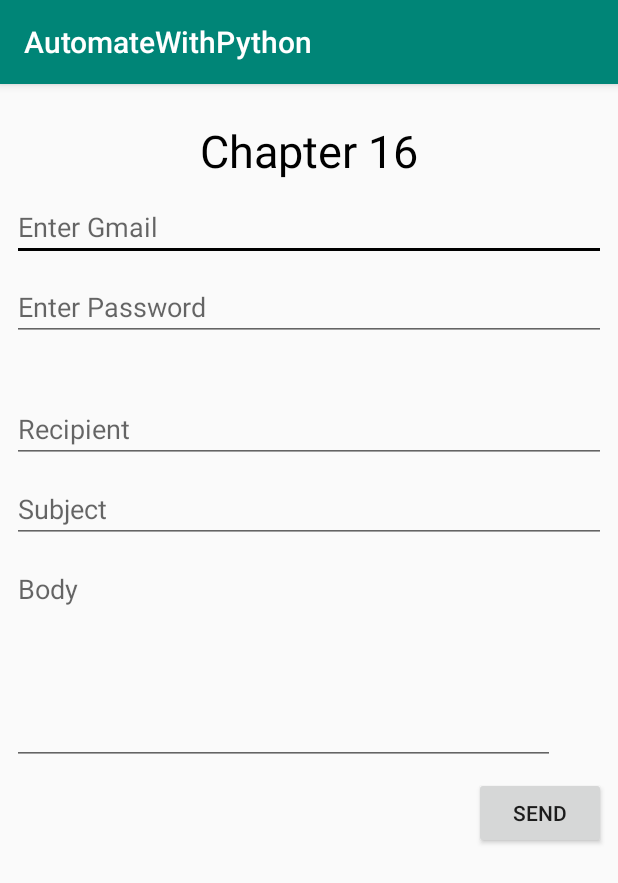
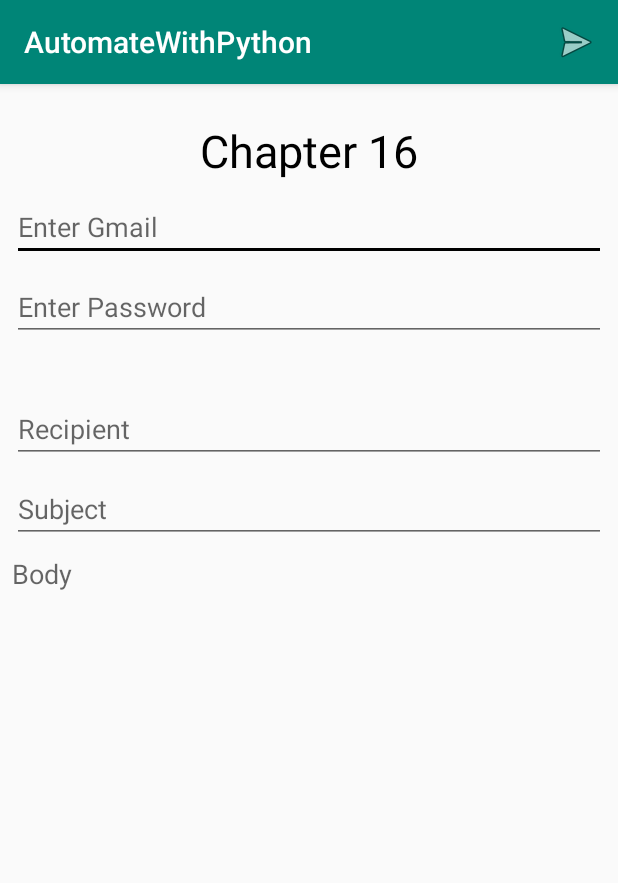
Before and after one commit to theapphideaway/AutomateWithPython, an Android app: the ChapterSixteenActivity screen opened directly, with no data from a screen before it, on a phone screen of 412 x 824 dp. Shown: the top 883 px of the screen. Run offline under Robolectric (Android 15) with nearby library versions, the phone set to English and light mode, and no system bars; libraries missing offline, so code that uses them is left out: com.chaquo.python.

Commit message:
Added updated layout for chapter 16

```diff
--- a/app/src/main/java/com/theapphideaway/automatewithpython/Chapters/ChapterSixteenActivity.kt
+++ b/app/src/main/java/com/theapphideaway/automatewithpython/Chapters/ChapterSixteenActivity.kt
@@ -2,6 +2,8 @@ package com.theapphideaway.automatewithpython.Chapters
 
 import android.support.v7.app.AppCompatActivity
 import android.os.Bundle
+import android.view.Menu
+import android.view.MenuItem
 import android.widget.Toast
 import com.chaquo.python.Python
 import com.theapphideaway.automatewithpython.R
@@ -15,8 +17,20 @@ class ChapterSixteenActivity : AppCompatActivity() {
     override fun onCreate(savedInstanceState: Bundle?) {
         super.onCreate(savedInstanceState)
         setContentView(R.layout.activity_chapter_sixteen)
+    }
 
-        send_button.setOnClickListener {
+    override fun onCreateOptionsMenu(menu: Menu?): Boolean {
+
+        menuInflater.inflate(R.menu.menu_chapter_sixteen, menu)
+
+        return super.onCreateOptionsMenu(menu)
+    }
+
+    override fun onOptionsItemSelected(item: MenuItem?): Boolean {
+
+        if(item != null){
+            when(item.itemId){
+                R.id.send_button_item ->{
 
                     var username = username_edit_text.text.toString()
                     var password = password_edit_text.text.toString()
@@ -30,3 +44,7 @@ class ChapterSixteenActivity : AppCompatActivity() {
                 }
             }
         }
+
+        return super.onOptionsItemSelected(item)
+    }
+}
--- a/app/src/main/res/layout/activity_chapter_sixteen.xml
+++ b/app/src/main/res/layout/activity_chapter_sixteen.xml
@@ -1,5 +1,6 @@
 <?xml version="1.0" encoding="utf-8"?>
-<android.support.constraint.ConstraintLayout
+<LinearLayout
+        android:orientation="vertical"
         xmlns:android="http://schemas.android.com/apk/res/android"
         xmlns:tools="http://schemas.android.com/tools"
         xmlns:app="http://schemas.android.com/apk/res-auto"
@@ -12,7 +13,6 @@
             android:layout_width="match_parent"
             android:layout_height="wrap_content"
             android:id="@+id/chapter_heading12" android:layout_marginTop="24dp"
-            app:layout_constraintTop_toTopOf="parent" app:layout_constraintStart_toStartOf="parent"
             android:textColor="@color/colorAccent" android:textSize="30sp"
             android:gravity="center"/>
     <EditText
@@ -21,20 +21,25 @@
             android:inputType="textPersonName"
             android:ems="10"
             android:id="@+id/username_edit_text" android:layout_marginStart="8dp"
-            app:layout_constraintStart_toStartOf="parent"
             android:hint="Enter Gmail" android:layout_marginEnd="8dp"
-            app:layout_constraintEnd_toEndOf="parent" app:layout_constraintHorizontal_bias="0.0"
-            android:layout_marginTop="8dp" app:layout_constraintTop_toBottomOf="@+id/chapter_heading12"/>
+            android:layout_marginTop="8dp"/>
     <EditText
             android:layout_width="match_parent"
             android:layout_height="wrap_content"
             android:inputType="textPassword"
             android:ems="10"
             android:id="@+id/password_edit_text" android:layout_marginStart="8dp"
-            app:layout_constraintStart_toStartOf="parent"
             android:hint="Enter Password" android:layout_marginEnd="8dp"
-            app:layout_constraintEnd_toEndOf="parent" app:layout_constraintHorizontal_bias="0.0"
-            android:layout_marginTop="8dp" app:layout_constraintTop_toBottomOf="@+id/username_edit_text"/>
+            android:layout_marginTop="8dp" />
+    <EditText
+            android:layout_width="match_parent"
+            android:layout_height="wrap_content"
+            android:inputType="textPersonName"
+            android:ems="10"
+            android:id="@+id/recipient_edit_text"
+            android:layout_marginStart="8dp"
+            android:hint="Recipient" android:layout_marginEnd="8dp"
+            android:layout_marginTop="36dp"/>
     <EditText
             android:layout_width="match_parent"
             android:layout_height="wrap_content"
@@ -43,34 +48,20 @@
             android:id="@+id/subject_edit_text" android:layout_marginStart="8dp"
             app:layout_constraintStart_toStartOf="parent"
             android:hint="Subject" android:layout_marginEnd="8dp"
-            app:layout_constraintEnd_toEndOf="parent" app:layout_constraintHorizontal_bias="0.0"
-            android:layout_marginTop="8dp" app:layout_constraintTop_toBottomOf="@+id/recipient_edit_text"/>
+            app:layout_constraintEnd_toEndOf="parent"
+            android:layout_marginTop="8dp" />
+
     <EditText
             android:layout_width="match_parent"
-            android:layout_height="wrap_content"
-            android:inputType="textPersonName"
+            android:layout_height="match_parent"
+            android:inputType="textMultiLine"
             android:ems="10"
-            android:id="@+id/recipient_edit_text" android:layout_marginStart="8dp"
-            app:layout_constraintStart_toStartOf="parent"
-            android:hint="Recipient" android:layout_marginEnd="8dp"
-            app:layout_constraintEnd_toEndOf="parent" app:layout_constraintHorizontal_bias="0.0"
-            android:layout_marginTop="36dp" app:layout_constraintTop_toBottomOf="@+id/password_edit_text"/>
-    <EditText
-            android:layout_width="362dp"
-            android:layout_height="140dp"
-            android:inputType="textPersonName"
-            android:ems="10"
-            android:id="@+id/body_edit_text" android:layout_marginStart="8dp"
-            app:layout_constraintStart_toStartOf="parent"
-            android:hint="Body" android:layout_marginEnd="8dp"
-            app:layout_constraintEnd_toEndOf="parent" app:layout_constraintHorizontal_bias="0.0"
-            android:layout_marginTop="8dp" app:layout_constraintTop_toBottomOf="@+id/subject_edit_text"
-            android:gravity="top"/>
-    <Button
-            android:text="send"
-            android:layout_width="wrap_content"
-            android:layout_height="wrap_content"
-            android:id="@+id/send_button" android:layout_marginTop="8dp"
-            app:layout_constraintTop_toBottomOf="@+id/body_edit_text" app:layout_constraintEnd_toEndOf="parent"
-            android:layout_marginEnd="8dp"/>
-</android.support.constraint.ConstraintLayout>
+            android:id="@+id/body_edit_text"
+            android:layout_marginStart="8dp"
+            android:hint="Body"
+            android:layout_marginEnd="8dp"
+            android:layout_marginTop="8dp"
+            android:gravity="top"
+            android:background="@null"
+    />
+</LinearLayout>
--- a/app/src/main/res/layout/activity_chapter_three.xml
+++ b/app/src/main/res/layout/activity_chapter_three.xml
@@ -39,7 +39,8 @@
             android:id="@+id/exception_text" app:layout_constraintStart_toStartOf="parent"
             android:layout_marginStart="16dp"
             android:textColor="@color/colorAccent" android:layout_marginTop="8dp"
-            app:layout_constraintTop_toBottomOf="@+id/exception_edit_text"/>
+            app:layout_constraintTop_toBottomOf="@+id/exception_edit_text" app:layout_constraintEnd_toEndOf="parent"
+            android:layout_marginEnd="8dp"/>
     <EditText
             android:layout_width="wrap_content"
             android:layout_height="wrap_content"
--- /dev/null
+++ b/app/src/main/res/menu/menu_chapter_sixteen.xml
@@ -0,0 +1,6 @@
+<?xml version="1.0" encoding="utf-8"?>
+<menu xmlns:app="http://schemas.android.com/apk/res-auto" xmlns:android="http://schemas.android.com/apk/res/android">
+
+    <item android:title="Item" android:icon="@android:drawable/ic_menu_send" android:id="@+id/send_button_item"
+          app:showAsAction="ifRoom"/>
+</menu>
```
Also changed, not shown: 1 other file. Lines whose indentation alone changed are shown as unchanged.
